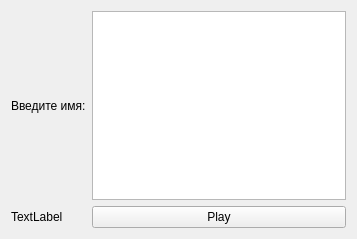
This is authorisation.ui in moevm/gui-1h2017-11 as Qt 5 draws it before an edit. The edited form follows.
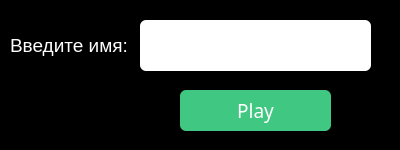
This is the edited form.

Commit message: add deck & buttons for player

```diff
--- a/authorisation.ui
+++ b/authorisation.ui
@@ -9,8 +9,8 @@
    <rect>
     <x>0</x>
     <y>0</y>
-    <width>357</width>
-    <height>239</height>
+    <width>400</width>
+    <height>150</height>
    </rect>
   </property>
   <property name="sizePolicy">
@@ -28,39 +28,93 @@
   <property name="windowTitle">
    <string>Form</string>
   </property>
-  <layout class="QGridLayout" name="gridLayout">
-   <item row="0" column="0">
-    <widget class="QLabel" name="label">
-     <property name="toolTip">
-      <string>&lt;html&gt;&lt;head/&gt;&lt;body&gt;&lt;p&gt;&lt;span style=&quot; color:#ffffff;&quot;&gt;Введите имя:&lt;/span&gt;&lt;/p&gt;&lt;/body&gt;&lt;/html&gt;</string>
-     </property>
-     <property name="text">
-      <string>Введите имя:</string>
-     </property>
-    </widget>
-   </item>
-   <item row="1" column="1">
-    <widget class="QPushButton" name="PlayButton">
-     <property name="text">
-      <string>Play</string>
-     </property>
-    </widget>
-   </item>
-   <item row="1" column="0">
-    <widget class="QLabel" name="label_2">
-     <property name="text">
-      <string>TextLabel</string>
-     </property>
-    </widget>
-   </item>
-   <item row="0" column="1">
-    <widget class="QTextEdit" name="textEdit">
-     <property name="enabled">
-      <bool>true</bool>
-     </property>
-    </widget>
-   </item>
-  </layout>
+  <property name="styleSheet">
+   <string notr="true">background-color: rgb(0, 0, 0);
+color:rgb(255, 255, 255)</string>
+  </property>
+  <widget class="QPushButton" name="PlayButton">
+   <property name="geometry">
+    <rect>
+     <x>180</x>
+     <y>90</y>
+     <width>151</width>
+     <height>41</height>
+    </rect>
+   </property>
+   <property name="font">
+    <font>
+     <family>Mongolian Baiti</family>
+     <pointsize>14</pointsize>
+    </font>
+   </property>
+   <property name="cursor">
+    <cursorShape>PointingHandCursor</cursorShape>
+   </property>
+   <property name="styleSheet">
+    <string notr="true">color: rgb(255, 255, 255);
+background: rgb(64,199,129);
+border-radius: 6px;</string>
+   </property>
+   <property name="text">
+    <string>Play</string>
+   </property>
+  </widget>
+  <widget class="QTextEdit" name="textEdit">
+   <property name="enabled">
+    <bool>true</bool>
+   </property>
+   <property name="geometry">
+    <rect>
+     <x>140</x>
+     <y>20</y>
+     <width>231</width>
+     <height>51</height>
+    </rect>
+   </property>
+   <property name="font">
+    <font>
+     <family>Arial</family>
+     <pointsize>14</pointsize>
+    </font>
+   </property>
+   <property name="styleSheet">
+    <string notr="true">border-radius: 6px;
+color: rgb(0, 0, 0);
+background: rgb(255, 255, 255);
+padding: 10px;</string>
+   </property>
+  </widget>
+  <widget class="QLabel" name="label">
+   <property name="geometry">
+    <rect>
+     <x>10</x>
+     <y>30</y>
+     <width>120</width>
+     <height>31</height>
+    </rect>
+   </property>
+   <property name="sizePolicy">
+    <sizepolicy hsizetype="Ignored" vsizetype="Preferred">
+     <horstretch>0</horstretch>
+     <verstretch>14</verstretch>
+    </sizepolicy>
+   </property>
+   <property name="font">
+    <font>
+     <family>Arial,Helvetica,sans-serif</family>
+     <pointsize>14</pointsize>
+    </font>
+   </property>
+   <property name="toolTip">
+    <string>&lt;html&gt;&lt;head/&gt;&lt;body&gt;&lt;p&gt;&lt;span style=&quot; color:#ffffff;&quot;&gt;Введите имя:&lt;/span&gt;&lt;/p&gt;&lt;/body&gt;&lt;/html&gt;</string>
+   </property>
+   <property name="styleSheet">
+    <string notr="true">font-family: Arial, Helvetica, sans-serif</string>
+   </property>
+   <property name="text">
+    <string>Введите имя:</string>
+   </property>
+  </widget>
  </widget>
  <resources/>
  <connections/>
```
The commit also changes 15 other files.
